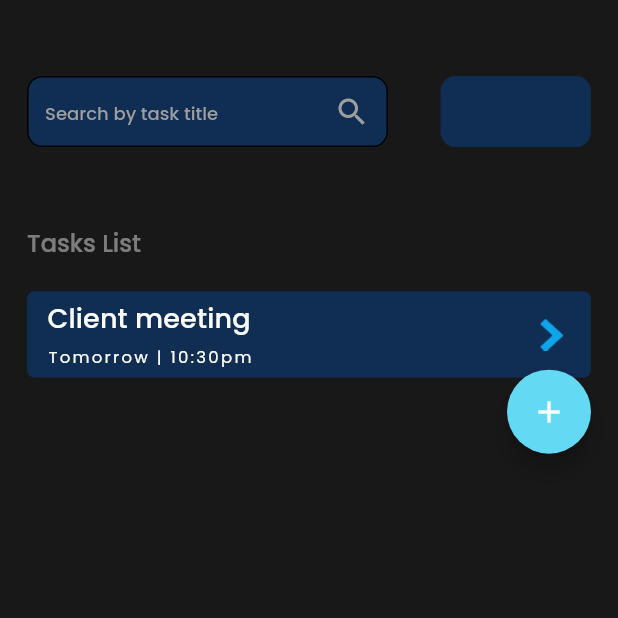
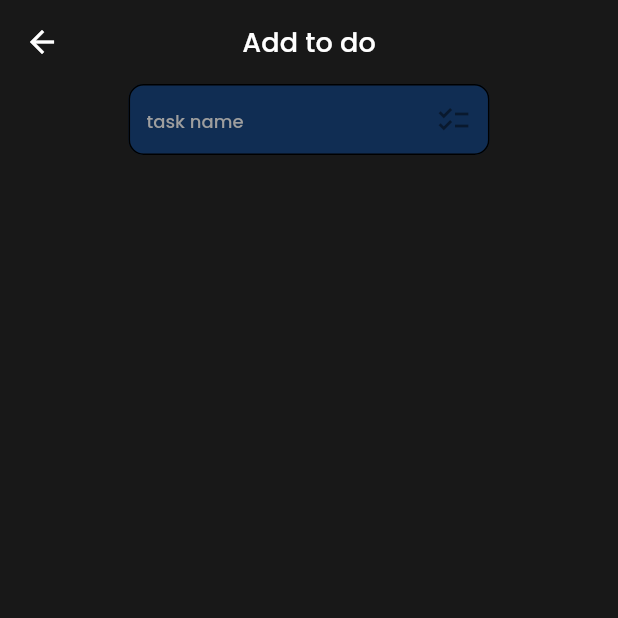
Before and after one commit to Farrux3322/to_do_application, a Flutter app: the TasksScreen screen opened by its route, after a tap on the "add" icon, on a phone screen of 412 x 824 dp, the top half of it. Run offline on Flutter 3.47's test engine with Material 2 defaults, Android fonts, the phone set to English and light mode, and no system bars; drawn by our look-alikes of zoom_tap_animation; our stand-ins replace flutter_screenutil; statements that could not run were skipped.

Commit message:
add to do  screen update

```diff
--- a/lib/ui/app_routes.dart
+++ b/lib/ui/app_routes.dart
@@ -8,6 +8,7 @@ import 'package:to_do_application/ui/sign_in_screen/sign_in_screen.dart';
 import 'package:to_do_application/ui/sign_up_screen/sign_up_screen.dart';
 import 'package:to_do_application/ui/splash_screen/splash_screen.dart';
 import 'package:to_do_application/ui/tabs_box.dart';
+import 'package:to_do_application/ui/tasks_screen/add_todo.dart';
 import 'package:to_do_application/ui/tasks_screen/tasks_screen.dart';
 
 class RoutesName {
@@ -20,6 +21,7 @@ class RoutesName {
   static const String signUpScreen = "/sign_up_screen";
   static const String tasksScreen = "/tasks_screen";
   static const String tabsBox = "/tabs_box";
+  static const String addToDo = "/add_todo";
 }
 
 class AppRoutes {
@@ -44,6 +46,8 @@ class AppRoutes {
         return MaterialPageRoute(builder: (context) => const TasksScreen());
       case RoutesName.tabsBox:
         return MaterialPageRoute(builder: (context) => const TabsBox());
+      case RoutesName.addToDo:
+        return MaterialPageRoute(builder: (context) => const AddToDo());
       default:
         return MaterialPageRoute(
           builder: (context) => const Scaffold(
--- /dev/null
+++ b/lib/ui/tasks_screen/add_todo.dart
@@ -0,0 +1,40 @@
+import 'package:flutter/material.dart';
+import 'package:flutter_screenutil/flutter_screenutil.dart';
+import 'package:to_do_application/ui/tasks_screen/widgets/search_text_field.dart';
+
+class AddToDo extends StatefulWidget {
+  const AddToDo({Key? key}) : super(key: key);
+
+  @override
+  State<AddToDo> createState() => _AddToDoState();
+}
+
+class _AddToDoState extends State<AddToDo> {
+  @override
+  Widget build(BuildContext context) {
+    return Scaffold(
+      appBar: AppBar(
+        title: Text(
+          "Add to do",
+          style: Theme.of(context).textTheme.titleSmall,
+        ),
+        centerTitle: true,
+      ),
+      body: Padding(
+        padding: EdgeInsets.symmetric(horizontal: 18.w),
+        child: Column(
+          children: [
+            Center(
+              child: SearchTextField(
+                  hintText: "task name",
+                  inputType: TextInputType.text,
+                  obscureText: false,
+                  onChanged: (v) {},
+                  icon: Icon(Icons.checklist)),
+            )
+          ],
+        ),
+      ),
+    );
+  }
+}
--- a/lib/ui/tasks_screen/tasks_screen.dart
+++ b/lib/ui/tasks_screen/tasks_screen.dart
@@ -1,9 +1,9 @@
 import 'package:flutter/material.dart';
 import 'package:flutter_screenutil/flutter_screenutil.dart';
+import 'package:to_do_application/ui/app_routes.dart';
 import 'package:to_do_application/ui/tasks_screen/widgets/search_text_field.dart';
 import 'package:to_do_application/ui/tasks_screen/widgets/tasks_widget.dart';
 import 'package:to_do_application/ui/utils/colors.dart';
-import 'package:to_do_application/ui/utils/images.dart';
 import 'package:zoom_tap_animation/zoom_tap_animation.dart';
 
 class TasksScreen extends StatefulWidget {
@@ -35,7 +35,10 @@ class _TasksScreenState extends State<TasksScreen> {
                           inputType: TextInputType.text,
                           obscureText: false,
                           onChanged: (v) {},
-                          icon: AppImages.search),
+                          icon: Icon(
+                            Icons.search,
+                            color: Colors.grey,
+                          )),
                       Container(
                         height: 42.h,
                         width: 100.w,
@@ -74,12 +77,17 @@ class _TasksScreenState extends State<TasksScreen> {
             right: 18,
             child: Row(mainAxisAlignment: MainAxisAlignment.end, children: [
               ZoomTapAnimation(
-                onTap: () {},
-                child: FloatingActionButton(
-                  backgroundColor: AppColors.c_63D9F3,
-                  child: Icon(Icons.add),
-                  onPressed: () {},
-                ),
+                onTap: () {
+                  Navigator.pushNamed(context, RoutesName.addToDo);
+                },
+                child: Container(
+                    decoration: BoxDecoration(
+                      color: AppColors.c_63D9F3,
+                      borderRadius: BorderRadius.circular(50.sp),
+                    ),
+                    height: 50.w,
+                    width: 50.w,
+                    child: Icon(Icons.add)),
               ),
             ]),
           ),
--- a/lib/ui/tasks_screen/widgets/search_text_field.dart
+++ b/lib/ui/tasks_screen/widgets/search_text_field.dart
@@ -18,7 +18,7 @@ class SearchTextField extends StatefulWidget {
   final bool obscureText;
   final TextInputType inputType;
   final ValueChanged onChanged;
-  final String icon;
+  final Icon icon;
 
   @override
   State<SearchTextField> createState() => _SearchTextFieldState();
@@ -50,7 +50,7 @@ class _SearchTextFieldState extends State<SearchTextField> {
           color: Colors.white,
         ),
         decoration: InputDecoration(
-          suffixIcon: Icon(Icons.search,color: Colors.grey,),
+          suffixIcon: widget.icon,
           contentPadding: const EdgeInsets.symmetric(
             horizontal: 12,
             vertical: 16,
```
Also changed, not shown: assets/images/check.png (added), assets/images/data.png (added), assets/images/description.png (added), assets/images/time.png (added).
